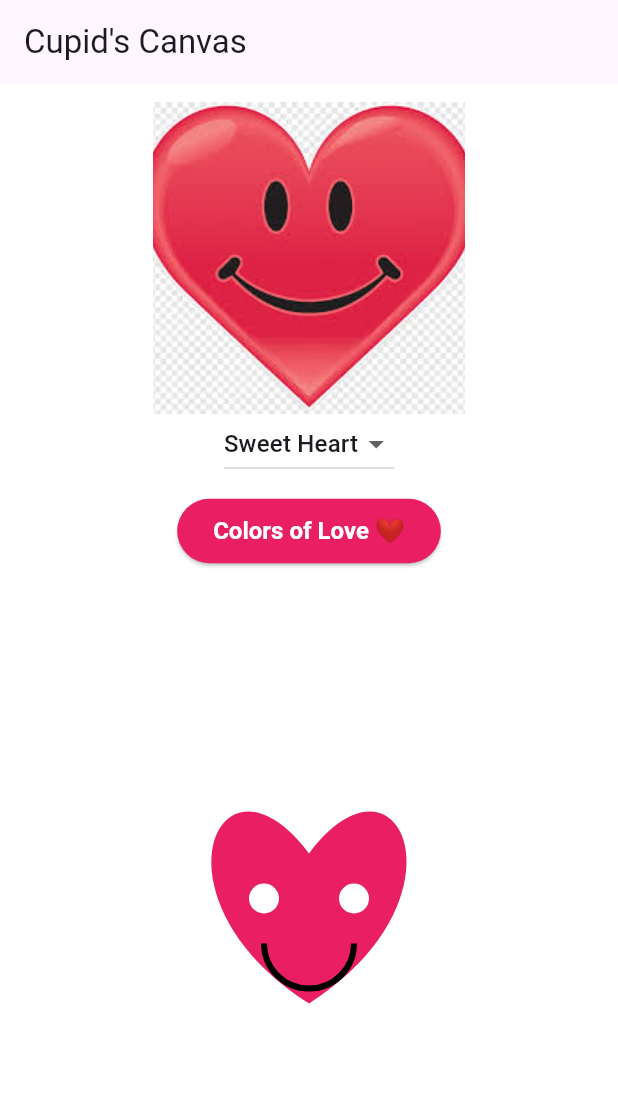
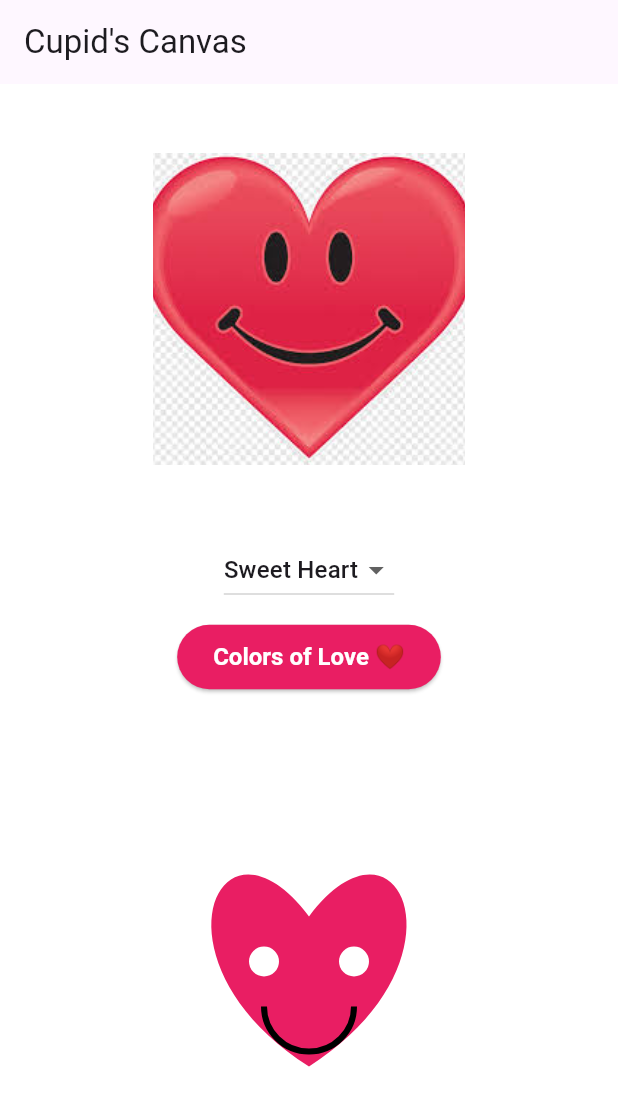
Before and after one commit to sanaul-writes-code/valentines-day, a Flutter app: the screen it shows after launch, on a phone screen of 412 x 824 dp. Shown: the top 1106 px of the screen. Run offline on Flutter 3.47's test engine with Material 3 defaults, Android fonts, the phone set to English and light mode, and no system bars.

Commit message:
added sizedbox around the animation to separate it from the dropdown and appbar

```diff
--- a/lib/main.dart
+++ b/lib/main.dart
@@ -82,7 +82,7 @@ class _ValentineHomeState extends State<ValentineHome>
       appBar: AppBar(title: const Text('Cupid\'s Canvas')),
       body: Column(
         children: [
-          const SizedBox(height: 16),
+          const SizedBox(height: 50),
           ScaleTransition(
             scale: _animation,
             child: Container(
@@ -96,6 +96,7 @@ class _ValentineHomeState extends State<ValentineHome>
               ),
             ),
           ),
+          const SizedBox(height: 50),
           DropdownButton<String>(
             value: selectedEmoji,
             items: emojiOptions
```
